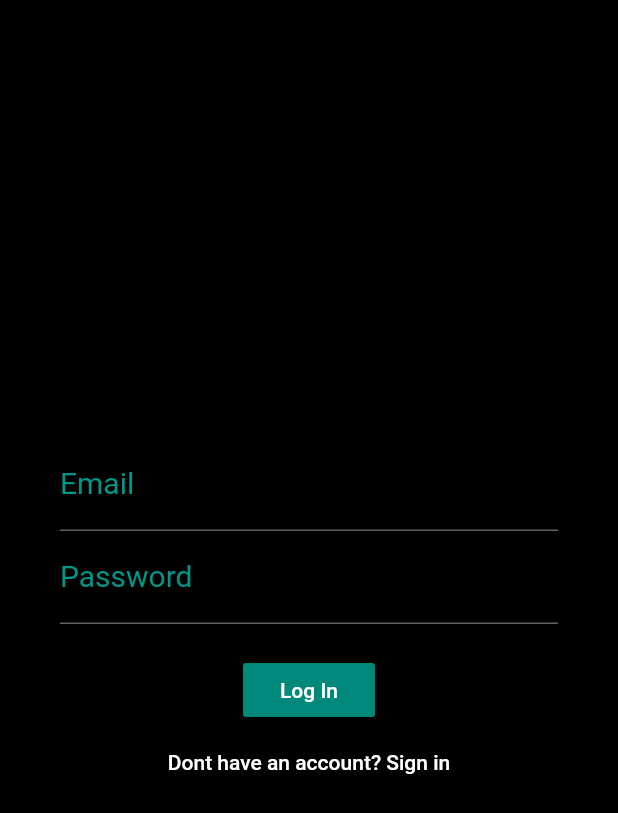
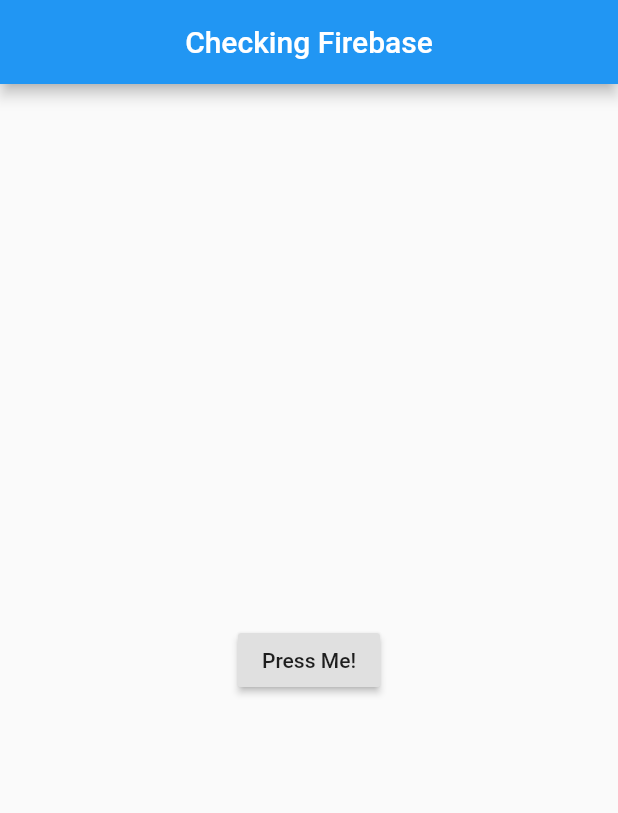
Before and after one commit to zayantharani/bloodbank, a Flutter app: the screen it shows after launch, on a phone screen of 412 x 824 dp. Shown: the top 813 px of the screen. Run offline on Flutter 3.47's test engine with Material 2 defaults, Android fonts, the phone set to English and light mode, and no system bars; our stand-ins replace firebase_auth, firebase_database; accounts and stored records are empty.

```diff
--- a/lib/main.dart
+++ b/lib/main.dart
@@ -2,7 +2,9 @@ import 'package:flutter/material.dart';
 
 import 'auth.dart';
 import 'rootpage.dart';
-// James Bond
+import 'package:firebase_database/firebase_database.dart';
+
+FirebaseDatabase database = FirebaseDatabase.instance;
 
 void main() => runApp(MyApp());
 
@@ -24,7 +26,45 @@ class MyApp extends StatelessWidget {
         // is not restarted.
         primarySwatch: Colors.blue,
       ),
-      home: RootPage(auth: new Auth()),
+  home: Home(),
+//      home: RootPage(auth: new Auth()),
     );
   }
 }
+class Home extends StatefulWidget{
+  @override
+  State<StatefulWidget> createState() {
+    // TODO: implement createState
+    return homeState();
+  }
+}
+
+class homeState extends State<Home>{
+ void callMe(){
+    // TODO: implement setState
+    database.reference().child("message").set({
+      "Name":"James Bond"
+    });
+//  @override
+//  void setState(fn) {
+//    super.setState(fn);
+//  }
+ }
+
+  @override
+  Widget build(BuildContext context) {
+    // TODO: implement build
+    return new Scaffold(
+      appBar: new AppBar(title: new Text("Checking Firebase")
+      ,centerTitle: true,),
+      body: new Center(
+        child: new RaisedButton(onPressed: (){
+debugPrint ("Button Pressed");
+          callMe();
+        },
+        child: const Text("Press Me!"),
+        ),
+    ),
+    );
+  }
+}
--- a/pubspec.yaml
+++ b/pubspec.yaml
@@ -22,8 +22,9 @@ dependencies:
   # The following adds the Cupertino Icons font to your application.
   # Use with the CupertinoIcons class for iOS style icons.
   cupertino_icons: ^0.1.2
-  firebase_core: ^0.2.5+1  # add dependency for Firebase Core
+  firebase_core: ^0.3.0  # add dependency for Firebase Core
   firebase_auth: ^0.8.0
+  firebase_database: ^2.0.2
 
 dev_dependencies:
   flutter_test:
```
Also changed, not shown: 1 other file.
